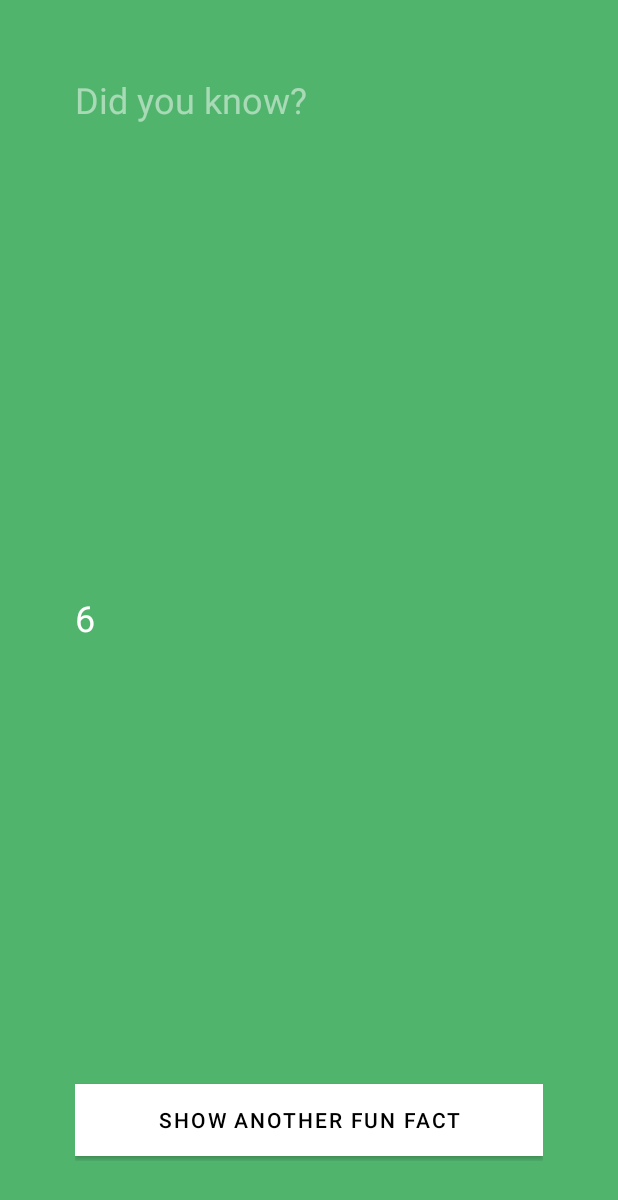
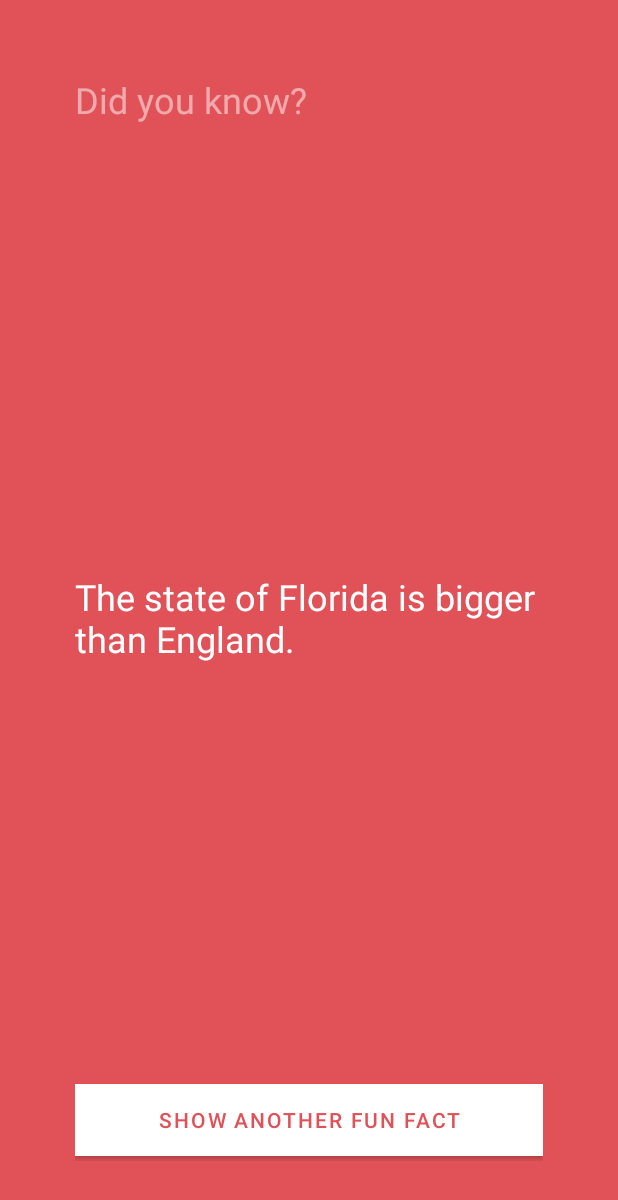
Before and after one commit to faizaaaa/FunFacts, an Android app: the screen it shows after launch (FunFactsActivity), after a tap on "SHOW ANOTHER FUN FACT", on a phone screen of 412 x 824 dp. Shown: the top 1200 px of the screen. Run offline under Robolectric (Android 15) with nearby library versions, the phone set to English and light mode, and no system bars.

Commit message:
completed project

```diff
--- a/app/src/main/AndroidManifest.xml
+++ b/app/src/main/AndroidManifest.xml
@@ -6,7 +6,6 @@
         android:allowBackup="true"
         android:icon="@mipmap/ic_launcher"
         android:label="@string/app_name"
-        android:roundIcon="@mipmap/ic_launcher_round"
         android:supportsRtl="true"
         android:theme="@style/Theme.FunFacts">
         <activity android:name=".FunFactsActivity">
--- /dev/null
+++ b/app/src/main/java/com/example/funfacts/ColorWheel.java
@@ -0,0 +1,34 @@
+package com.example.funfacts;
+
+import android.graphics.Color;
+
+import java.util.Random;
+
+public class ColorWheel {
+    String[] colors = {
+            "#39add1", // light blue
+            "#3079ab", // dark blue
+            "#c25975", // mauve
+            "#e15258", // red
+            "#f9845b", // orange
+            "#838cc7", // lavender
+            "#7d669e", // purple
+            "#53bbb4", // aqua
+            "#51b46d", // green
+            "#e0ab18", // mustard
+            "#637a91", // dark gray
+            "#f092b0", // pink
+            "#b7c0c7"  // light gray
+        };
+
+    //Methods - Actions the object can take
+    int getColor() {
+
+
+        //Randomly select a fact
+        Random randomGenerator = new Random();
+        int randomNumber = randomGenerator.nextInt(colors.length);
+        int color = Color.parseColor(colors[randomNumber]);
+        return color;
+    }
+}
--- /dev/null
+++ b/app/src/main/java/com/example/funfacts/FactBook.java
@@ -0,0 +1,28 @@
+package com.example.funfacts;
+
+import java.util.Random;
+
+class FactBook {
+    //Fields or Member variables - Properties about the object
+    String[] facts = {
+            "Ants stretch when they wake up in the morning.",
+            "Ostriches can run faster than horses.",
+            "Olympic gold medals are actually made mostly of silver.",
+            "You are born with 300 bones; by the time you are an adult you will have 206.",
+            "It takes about 8 minutes for light from the Sun to reach Earth.",
+            "Some bamboo plants can grow almost a meter in just one day.",
+            "The state of Florida is bigger than England.",
+            "Some penguins can leap 2-3 meters out of the water.",
+            "On average, it takes 66 days to form a new habit.",
+            "Mammoths still walked the earth when the Great Pyramid was being built." };
+
+    //Methods - Actions the object can take
+     String getFact() {
+
+
+        //Randomly select a fact
+        Random randomGenerator = new Random();
+        int randomNumber = randomGenerator.nextInt(facts.length);
+        return facts[randomNumber];
+    }
+}
--- a/app/src/main/java/com/example/funfacts/FunFactsActivity.java
+++ b/app/src/main/java/com/example/funfacts/FunFactsActivity.java
@@ -1,18 +1,27 @@
+
 package com.example.funfacts;
 
 import androidx.appcompat.app.AppCompatActivity;
 
+import android.graphics.Color;
 import android.os.Bundle;
+import android.util.Log;
 import android.view.View;
 import android.widget.Button;
+import android.widget.RelativeLayout;
 import android.widget.TextView;
+import android.widget.Toast;
 
 import java.util.Random;
 
 public class FunFactsActivity extends AppCompatActivity {
+    public static final String TAG = FunFactsActivity.class.getSimpleName();
+    private FactBook factBook = new FactBook();
+    private ColorWheel colorWheel = new ColorWheel();
 // Declare our view variables
     private TextView factTextView;
     private Button showFactButton;
+    private RelativeLayout relativeLayout;
     @Override
     protected void onCreate(Bundle savedInstanceState) {
         super.onCreate(savedInstanceState);
@@ -21,32 +30,22 @@ public class FunFactsActivity extends AppCompatActivity {
         //Assign the Views from the layout file to corresponding variables
         factTextView = findViewById(R.id.factTextView);
         showFactButton = findViewById(R.id.showFactButton);
+        relativeLayout = findViewById(R.id.relativeLayout);
         View.OnClickListener listener = new View.OnClickListener() {
             @Override
             public void onClick(View v) {
-                String[] facts = {
-                        "Ants stretch when they wake up in the morning.",
-                        "Ostriches can run faster than horses.",
-                        "Olympic gold medals are actually made mostly of silver.",
-                        "You are born with 300 bones; by the time you are an adult you will have 206.",
-                        "It takes about 8 minutes for light from the Sun to reach Earth.",
-                        "Some bamboo plants can grow almost a meter in just one day.",
-                        "The state of Florida is bigger than England.",
-                        "Some penguins can leap 2-3 meters out of the water.",
-                        "On average, it takes 66 days to form a new habit.",
-                        "Mammoths still walked the earth when the Great Pyramid was being built." };
-
-            // The button was clicked so update the factTextView with a new fact.
-                //Randomly select a fact
-                Random randomGenerator = new Random();
-                int randomNumber = randomGenerator.nextInt(10);
-                String fact = randomNumber+"";
-
+                String fact = factBook.getFact();
+                int color = colorWheel.getColor();
                 //Update the screen with our new fact.
                 factTextView.setText(fact);
+                relativeLayout.setBackgroundColor(color);
+                showFactButton.setTextColor(color);
+
             }
         };
         showFactButton.setOnClickListener(listener);
 
+        //Toast.makeText(this, "Yay! Our Activity was created!", Toast.LENGTH_SHORT).show();
+        Log.d(TAG,"We are logging from the onCreate() method.");
     }
 }
--- a/app/src/main/res/layout/activity_main.xml
+++ b/app/src/main/res/layout/activity_main.xml
@@ -6,6 +6,7 @@
     android:layout_height="match_parent"
     android:background="#51b46d"
     android:padding="50dp"
+    android:id="@+id/relativeLayout"
     tools:context=".FunFactsActivity">
 
     <TextView
@@ -34,7 +35,7 @@
         android:layout_marginBottom="3dp"
         android:background="@color/white"
         android:text="Show Another Fun Fact"
-        android:textColor="@color/black"
+        android:textColor="#51b46d"
         app:backgroundTint="@color/white" />
 
 </RelativeLayout>
--- a/app/src/main/res/mipmap-anydpi-v26/ic_launcher_round.xml
+++ /dev/null
@@ -1,5 +0,0 @@
-<?xml version="1.0" encoding="utf-8"?>
-<adaptive-icon xmlns:android="http://schemas.android.com/apk/res/android">
-    <background android:drawable="@drawable/ic_launcher_background" />
-    <foreground android:drawable="@drawable/ic_launcher_foreground" />
-</adaptive-icon>
```
Also changed, not shown: app/src/main/res/mipmap-hdpi/ic_launcher.png, app/src/main/res/mipmap-hdpi/ic_launcher_round.png (deleted), app/src/main/res/mipmap-mdpi/ic_launcher.png, app/src/main/res/mipmap-mdpi/ic_launcher_round.png (deleted), app/src/main/res/mipmap-xhdpi/ic_launcher.png, app/src/main/res/mipmap-xhdpi/ic_launcher_round.png (deleted), app/src/main/res/mipmap-xxhdpi/ic_launcher.png, app/src/main/res/mipmap-xxhdpi/ic_launcher_round.png (deleted), app/src/main/res/mipmap-xxxhdpi/ic_launcher.png, app/src/main/res/mipmap-xxxhdpi/ic_launcher_round.png (deleted).
